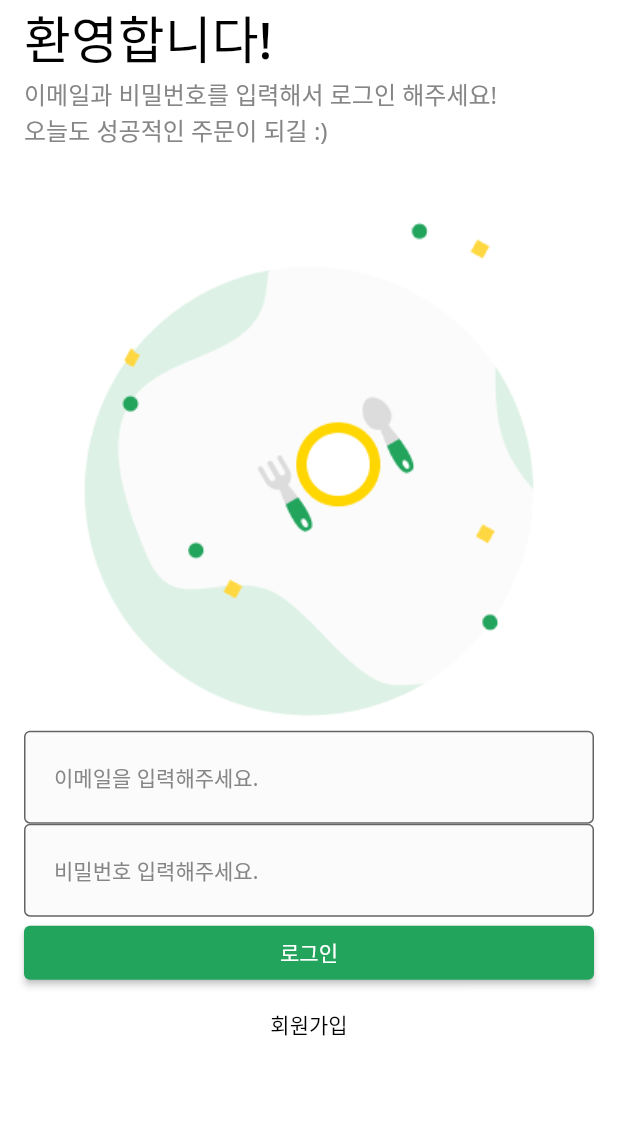
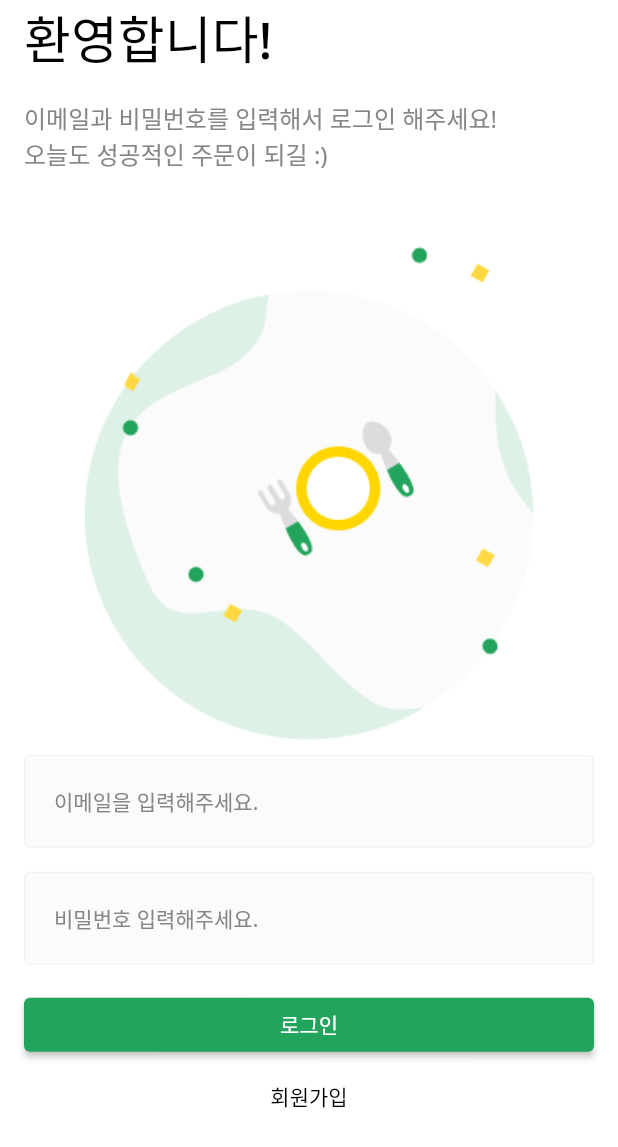
Before and after one commit to goback/test-delivery, a Flutter app: the screen it shows after launch, on a phone screen of 412 x 824 dp. Shown: the top 1147 px of the screen. Run offline on Flutter 3.47's test engine with Material 2 defaults, Android fonts, the phone set to English and light mode, and no system bars.

Commit message:
UI 마무리하기

```diff
--- a/lib/common/component/custom_text_form.dart
+++ b/lib/common/component/custom_text_form.dart
@@ -42,6 +42,7 @@ class CustomTextFormField extends StatelessWidget {
         fillColor: INPUT_BG_COLOR,
         filled: true,
         border: baseBorder,
+        enabledBorder: baseBorder,
         focusedBorder: baseBorder.copyWith(
           borderSide: baseBorder.borderSide.copyWith(
             color: PRIMARY_COLOR,
--- a/lib/common/user/view/login_screen.dart
+++ b/lib/common/user/view/login_screen.dart
@@ -9,7 +9,9 @@ class LoginScreen extends StatelessWidget {
   @override
   Widget build(BuildContext context) {
     return DefaultLayout(
-      body: SafeArea(
+      body: SingleChildScrollView(
+        keyboardDismissBehavior: ScrollViewKeyboardDismissBehavior.onDrag,
+        child: SafeArea(
           top: true,
           bottom: false,
           child: Padding(
@@ -18,6 +20,7 @@ class LoginScreen extends StatelessWidget {
               crossAxisAlignment: CrossAxisAlignment.stretch,
               children: [
                 _Title(),
+                const SizedBox(height: 16.0),
                 _SubTitle(),
                 Image.asset(
                   'asset/img/misc/logo.png',
@@ -27,11 +30,13 @@ class LoginScreen extends StatelessWidget {
                   hintText: '이메일을 입력해주세요.',
                   onChanged: (value) {},
                 ),
+                const SizedBox(height: 16.0),
                 CustomTextFormField(
                   hintText: '비밀번호 입력해주세요.',
                   obscureText: true,
                   onChanged: (value) {},
                 ),
+                const SizedBox(height: 16.0),
                 ElevatedButton(
                   onPressed: () {},
                   style: ElevatedButton.styleFrom(
@@ -49,6 +54,7 @@ class LoginScreen extends StatelessWidget {
                   child: Text('회원가입'),
                 ),
               ],
+            ),
           ),
         ),
       ),
```
Lines whose indentation alone changed are shown as unchanged.
